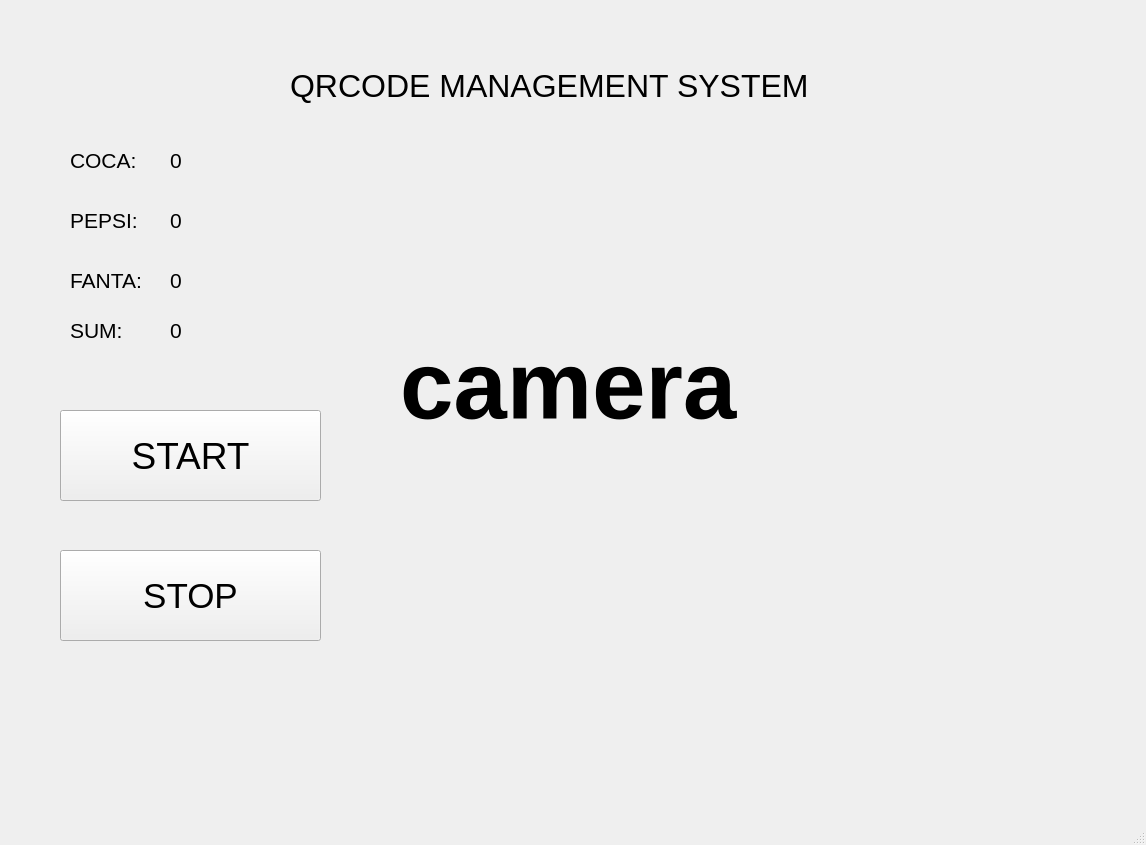
Before: the Qt Designer form qrcodeapp1.ui in minhtruong92030/QrCodeReading, drawn with Qt 5.
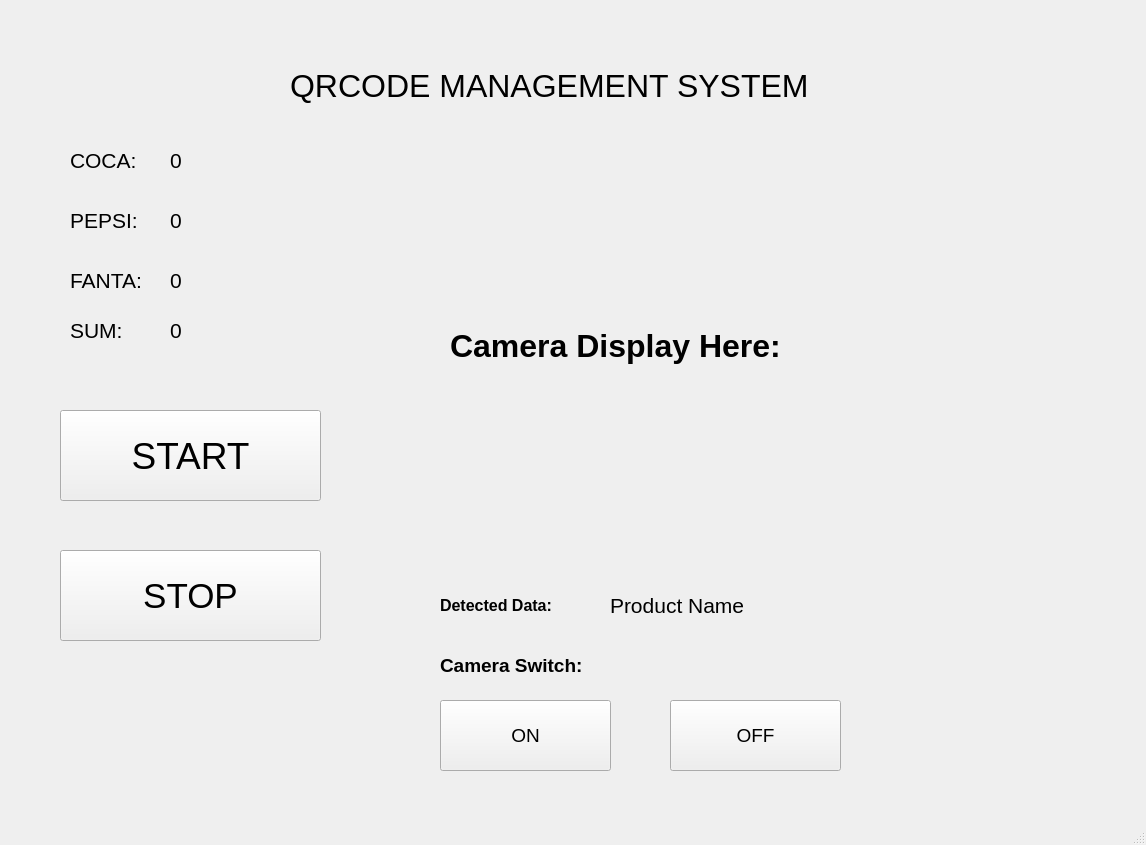
After: the same form once the commit is applied.

```diff
--- a/qrcodeapp1.ui
+++ b/qrcodeapp1.ui
@@ -221,21 +221,115 @@
    <widget class="QLabel" name="CameraDisplay">
     <property name="geometry">
      <rect>
-      <x>400</x>
-      <y>130</y>
-      <width>671</width>
-      <height>511</height>
+      <x>450</x>
+      <y>140</y>
+      <width>551</width>
+      <height>411</height>
      </rect>
     </property>
     <property name="font">
      <font>
-      <pointsize>72</pointsize>
+      <pointsize>24</pointsize>
       <weight>75</weight>
       <bold>true</bold>
      </font>
     </property>
     <property name="text">
-     <string>camera</string>
+     <string>Camera Display Here:</string>
+    </property>
+   </widget>
+   <widget class="QLabel" name="label">
+    <property name="geometry">
+     <rect>
+      <x>440</x>
+      <y>650</y>
+      <width>231</width>
+      <height>31</height>
+     </rect>
+    </property>
+    <property name="font">
+     <font>
+      <pointsize>14</pointsize>
+      <weight>75</weight>
+      <bold>true</bold>
+     </font>
+    </property>
+    <property name="text">
+     <string>Camera Switch: </string>
+    </property>
+   </widget>
+   <widget class="QPushButton" name="OnCamButton">
+    <property name="geometry">
+     <rect>
+      <x>440</x>
+      <y>700</y>
+      <width>171</width>
+      <height>71</height>
+     </rect>
+    </property>
+    <property name="font">
+     <font>
+      <pointsize>14</pointsize>
+     </font>
+    </property>
+    <property name="text">
+     <string>ON</string>
+    </property>
+   </widget>
+   <widget class="QPushButton" name="OffCamButton">
+    <property name="geometry">
+     <rect>
+      <x>670</x>
+      <y>700</y>
+      <width>171</width>
+      <height>71</height>
+     </rect>
+    </property>
+    <property name="font">
+     <font>
+      <pointsize>14</pointsize>
+     </font>
+    </property>
+    <property name="text">
+     <string>OFF</string>
+    </property>
+   </widget>
+   <widget class="QLabel" name="label_2">
+    <property name="geometry">
+     <rect>
+      <x>440</x>
+      <y>570</y>
+      <width>201</width>
+      <height>71</height>
+     </rect>
+    </property>
+    <property name="font">
+     <font>
+      <pointsize>12</pointsize>
+      <weight>75</weight>
+      <bold>true</bold>
+     </font>
+    </property>
+    <property name="text">
+     <string>Detected Data:</string>
+    </property>
+   </widget>
+   <widget class="QLabel" name="DetectedData">
+    <property name="geometry">
+     <rect>
+      <x>610</x>
+      <y>590</y>
+      <width>201</width>
+      <height>31</height>
+     </rect>
+    </property>
+    <property name="font">
+     <font>
+      <pointsize>16</pointsize>
+     </font>
+    </property>
+    <property name="text">
+     <string>Product Name</string>
     </property>
    </widget>
   </widget>
```
